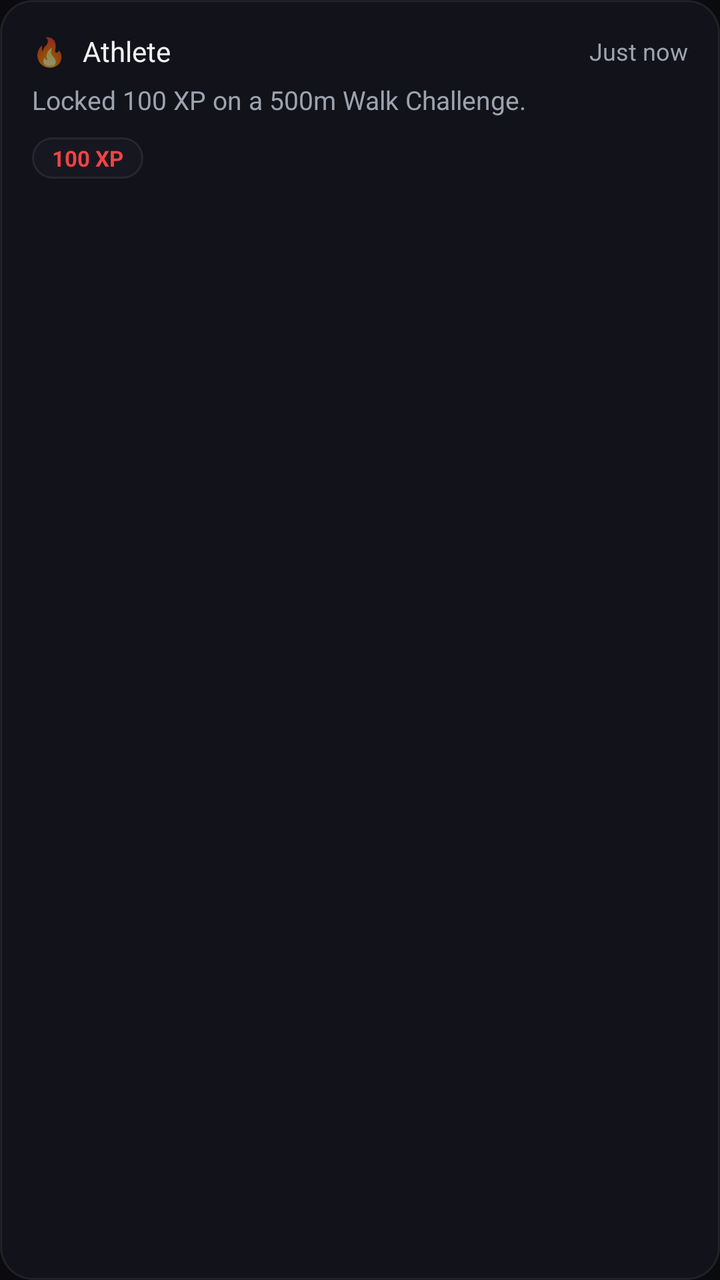
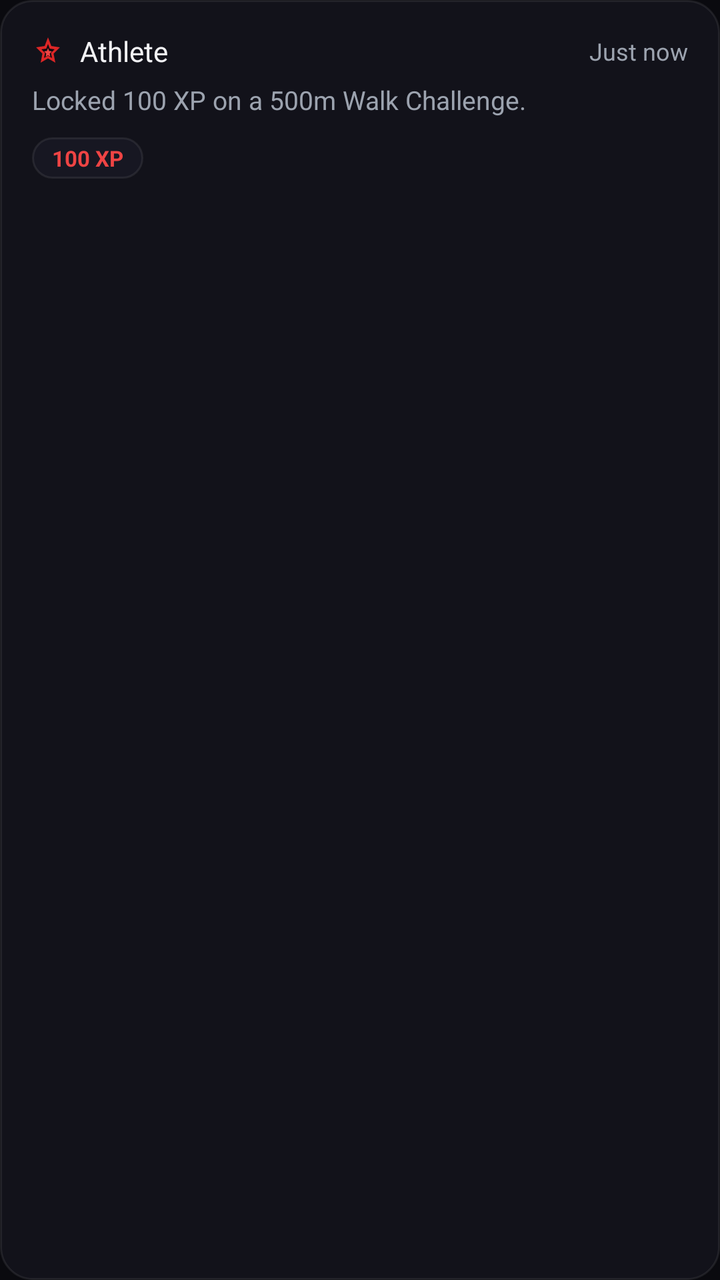

Before-and-after screenshots of an Android layout around one commit, followed by the original layout XML and the change that was made.
<!-- AndroidManifest.xml: application theme Theme.StreakStake -->
<!-- res/layout/item_feed_card.xml -->
<?xml version="1.0" encoding="utf-8"?>
<LinearLayout xmlns:android="http://schemas.android.com/apk/res/android"
    android:layout_width="match_parent"
    android:layout_height="wrap_content"
    android:layout_marginBottom="10dp"
    android:background="@drawable/bg_card_dark"
    android:orientation="vertical"
    android:padding="16dp">

    <LinearLayout
        android:layout_width="match_parent"
        android:layout_height="wrap_content"
        android:gravity="center_vertical"
        android:orientation="horizontal">

        <TextView
            android:id="@+id/tvFeedIcon"
            android:layout_width="wrap_content"
            android:layout_height="wrap_content"
            android:text="🔥"
            android:textSize="14sp" />

        <TextView
            android:id="@+id/tvFeedUser"
            android:layout_width="0dp"
            android:layout_height="wrap_content"
            android:layout_marginStart="8dp"
            android:layout_weight="1"
            android:fontFamily="sans-serif-bold"
            android:text="Athlete"
            android:textColor="@color/text_primary"
            android:textSize="14sp" />

        <TextView
            android:id="@+id/tvFeedTime"
            android:layout_width="wrap_content"
            android:layout_height="wrap_content"
            android:text="Just now"
            android:textColor="@color/text_secondary"
            android:textSize="12sp" />
    </LinearLayout>

    <TextView
        android:id="@+id/tvFeedDescription"
        android:layout_width="match_parent"
        android:layout_height="wrap_content"
        android:layout_marginTop="6dp"
        android:lineSpacingExtra="2dp"
        android:text="Locked 100 XP on a 500m Walk Challenge."
        android:textColor="@color/text_secondary"
        android:textSize="13sp" />

    <TextView
        android:id="@+id/tvFeedXpBadge"
        android:layout_width="wrap_content"
        android:layout_height="wrap_content"
        android:layout_marginTop="10dp"
        android:background="@drawable/bg_pill_chip"
        android:paddingHorizontal="10dp"
        android:paddingVertical="3dp"
        android:text="100 XP"
        android:textColor="@color/accent_light"
        android:textSize="11sp"
        android:textStyle="bold" />

</LinearLayout>
<!-- resources referenced by this layout -->
<resources>
  <color name="accent_light">#EF4444</color>
  <color name="text_primary">#F2F2F5</color>
  <color name="text_secondary">#9CA3AF</color>
  <!-- drawable bg_card_dark (drawable) -->
  <?xml version="1.0" encoding="utf-8"?>
  <shape xmlns:android="http://schemas.android.com/apk/res/android"
      android:shape="rectangle">
      <solid android:color="@color/surface" />
      <corners android:radius="16dp" />
      <stroke
          android:width="1dp"
          android:color="@color/hairline" />
  </shape>
  <!-- drawable bg_pill_chip (drawable) -->
  <?xml version="1.0" encoding="utf-8"?>
  <shape xmlns:android="http://schemas.android.com/apk/res/android"
      android:shape="rectangle">
      <solid android:color="@color/surface_high" />
      <corners android:radius="999dp" />
      <stroke
          android:width="1dp"
          android:color="@color/hairline" />
  </shape>
  <style name="Theme.StreakStake" parent="Theme.MaterialComponents.DayNight.NoActionBar">
          
          <item name="colorPrimary">@color/accent</item>
          <item name="colorPrimaryVariant">@color/accent_dark</item>
          <item name="colorOnPrimary">@color/on_accent</item>
          
          
          <item name="android:colorBackground">@color/bg_base</item>
          <item name="colorSurface">@color/surface</item>
          <item name="colorOnSurface">@color/text_primary</item>
  
          
          <item name="android:statusBarColor">@color/bg_base</item>
          <item name="android:navigationBarColor">@color/bg_base</item>
          <item name="android:windowLightStatusBar">false</item>
      </style>
  <color name="surface">#12121A</color>
  <color name="hairline">#14FFFFFF</color>
  <color name="surface_high">#171722</color>
  <color name="accent">#DC2626</color>
  <color name="accent_dark">#B91C1C</color>
  <color name="on_accent">#FFFFFF</color>
  <color name="bg_base">#0A0A0F</color>
</resources>

<!-- the commit's change to res/layout/item_feed_card.xml (unified diff, before → after) -->
@@ -13,12 +13,12 @@
         android:gravity="center_vertical"
         android:orientation="horizontal">
 
-        <TextView
+        <ImageView
             android:id="@+id/tvFeedIcon"
-            android:layout_width="wrap_content"
-            android:layout_height="wrap_content"
-            android:text="🔥"
-            android:textSize="14sp" />
+            android:layout_width="16dp"
+            android:layout_height="16dp"
+            android:contentDescription="Streak"
+            android:src="@drawable/ic_app_streak" />
 
         <TextView
             android:id="@+id/tvFeedUser"
<!-- resource entries referenced after the edit -->
@@ -23,6 +23,23 @@
           android:width="1dp"
           android:color="@color/hairline" />
   </shape>
+  <!-- drawable ic_app_streak (drawable) -->
+  <vector xmlns:android="http://schemas.android.com/apk/res/android"
+      android:width="24dp"
+      android:height="24dp"
+      android:viewportWidth="24"
+      android:viewportHeight="24">
+      
+      <path
+          android:fillColor="@color/accent"
+          android:pathData="M12,2L14.5,8.5L21,9.5L16.2,14.2L17.5,21L12,17.8L6.5,21L7.8,14.2L3,9.5L9.5,8.5L12,2Z" />
+      <path
+          android:fillColor="@color/bg_base"
+          android:pathData="M12,7L13.3,10.5L17,11L14.2,13.7L15,17.5L12,15.7L9,17.5L9.8,13.7L7,11L10.7,10.5L12,7Z" />
+      <path
+          android:fillColor="@color/accent_light"
+          android:pathData="M12,10L12.8,12.2L15,12.5L13.3,14.2L13.8,16.5L12,15.4L10.2,16.5L10.7,14.2L9,12.5L11.2,12.2L12,10Z" />
+  </vector>
   <style name="Theme.StreakStake" parent="Theme.MaterialComponents.DayNight.NoActionBar">
           
           <item name="colorPrimary">@color/accent</item>
